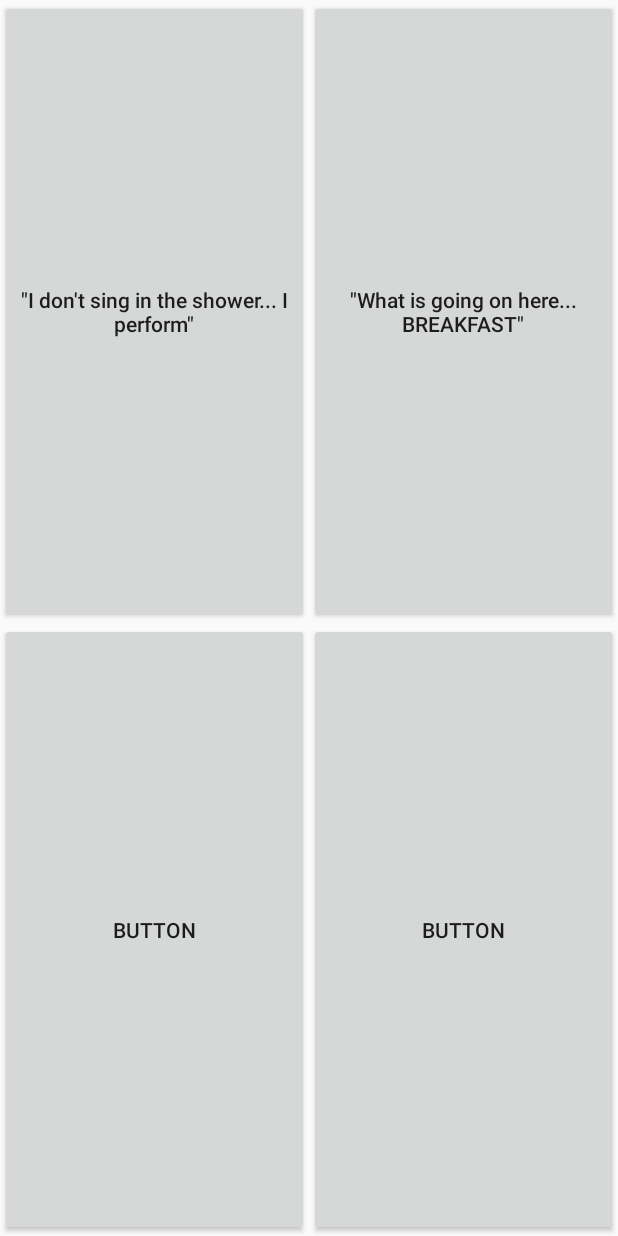
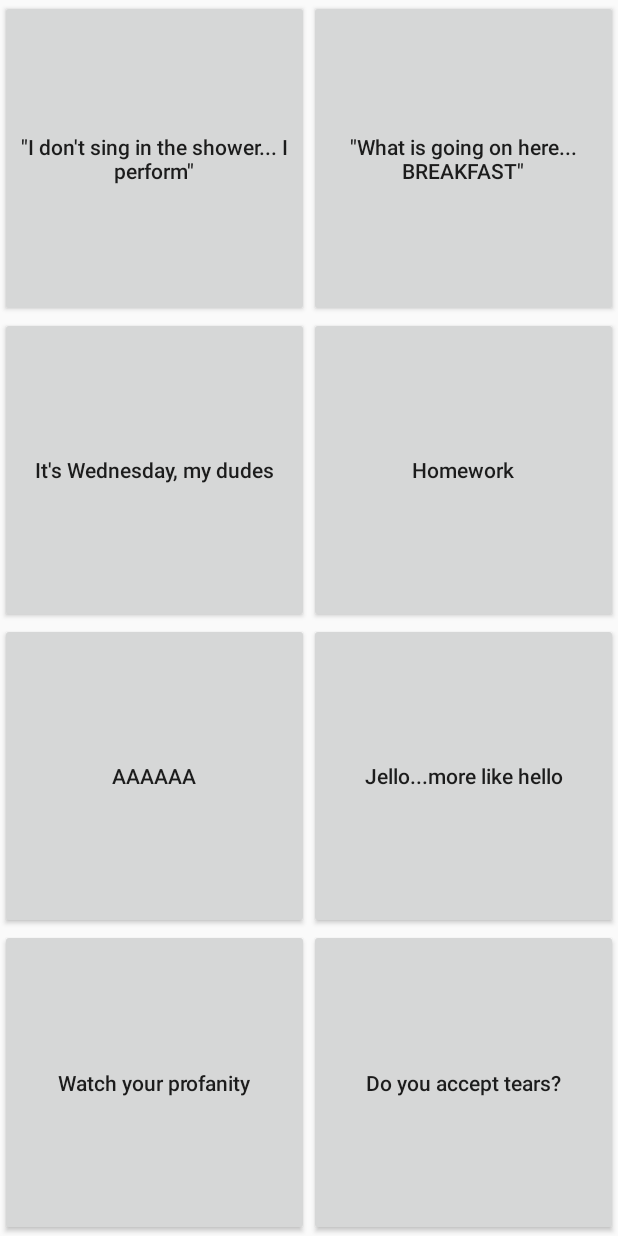
Before and after one commit to jackieo5023/RIP-Vine-Soundboard, an Android app: the layout activity_main.xml on its own in the app's theme, with its tools: preview values and no code run, on a phone screen of 412 x 824 dp. Run offline under Robolectric (Android 15) with nearby library versions, the phone set to English and light mode, and no system bars.

Commit message:
more buttons

```diff
--- a/app/src/main/res/layout/activity_main.xml
+++ b/app/src/main/res/layout/activity_main.xml
@@ -34,14 +34,54 @@
             android:layout_height="fill_parent"
             android:layout_width="0dp"
             android:layout_column="0"
-            android:text="Button" />
+            android:textAllCaps="false"
+            android:text="It's Wednesday, my dudes" />
         <Button
             android:id="@+id/button_id4"
             android:layout_weight="1"
             android:layout_height="fill_parent"
             android:layout_width="0dp"
             android:layout_column="1"
-            android:text="Button" />
+            android:textAllCaps="false"
+            android:text="Homework" />
+    </TableRow>
+    <TableRow
+        android:layout_weight="1">
+        <Button
+            android:id="@+id/button_id5"
+            android:layout_weight="1"
+            android:layout_height="fill_parent"
+            android:layout_width="0dp"
+            android:layout_column="0"
+            android:textAllCaps="false"
+            android:text="AAAAAA" />
+        <Button
+            android:id="@+id/button_id6"
+            android:layout_weight="1"
+            android:layout_height="fill_parent"
+            android:layout_width="0dp"
+            android:layout_column="1"
+            android:textAllCaps="false"
+            android:text="Jello...more like hello" />
+    </TableRow>
+    <TableRow
+        android:layout_weight="1">
+        <Button
+            android:id="@+id/button_id7"
+            android:layout_weight="1"
+            android:layout_height="fill_parent"
+            android:layout_width="0dp"
+            android:layout_column="0"
+            android:textAllCaps="false"
+            android:text="Watch your profanity" />
+        <Button
+            android:id="@+id/button_id8"
+            android:layout_weight="1"
+            android:layout_height="fill_parent"
+            android:layout_width="0dp"
+            android:layout_column="1"
+            android:textAllCaps="false"
+            android:text="Do you accept tears?" />
     </TableRow>
 
 </TableLayout>
```
